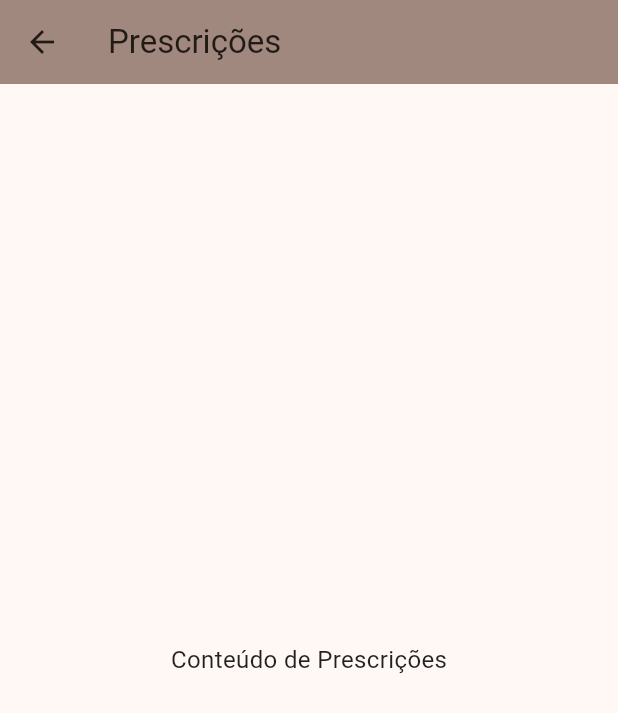
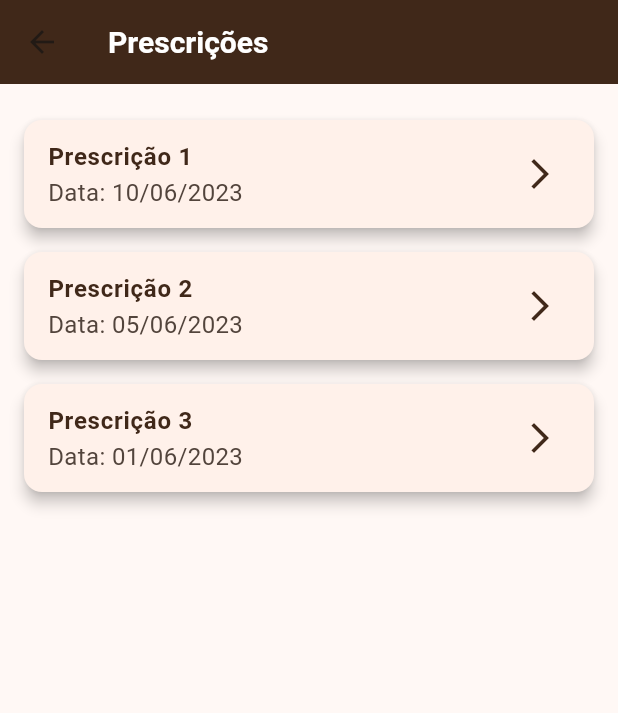
Before and after one commit to ViniAguiar1/nutrition-app, a Flutter app: the PrescricoesScreen screen opened by its route, on a phone screen of 412 x 824 dp. Shown: the top 713 px of the screen. Run offline on Flutter 3.47's test engine with Material 3 defaults, Android fonts, the phone set to English and light mode, and no system bars; network calls fail.

Commit message:
feat: Add prescription listing and detailed view
- Implemented the 'Prescrições' screen to display a list of prescriptions with titles, dates, and brief descriptions.
- Added navigation to a detailed view for each prescription.
- Created the 'PrescriptionDetailsScreen' to display structured prescription details, including items and instructions.
- Enhanced UI/UX with consistent use of primary (#402819) and secondary (#dfccb2) colors.

```diff
--- a/lib/screens/prescricoes.dart
+++ b/lib/screens/prescricoes.dart
@@ -1,14 +1,80 @@
 import 'package:flutter/material.dart';
+import 'prescription_details.dart'; // Import the PrescriptionDetails screen
 
 class PrescricoesScreen extends StatelessWidget {
+  final List<Map<String, String>> prescricoes = [
+    {
+      "title": "Prescrição 1",
+      "date": "10/06/2023",
+      "details": "Prescrição para suplementação de vitaminas.",
+    },
+    {
+      "title": "Prescrição 2",
+      "date": "05/06/2023",
+      "details": "Plano alimentar para ganho de massa muscular.",
+    },
+    {
+      "title": "Prescrição 3",
+      "date": "01/06/2023",
+      "details": "Plano alimentar para redução de gordura corporal.",
+    },
+  ];
+
   @override
   Widget build(BuildContext context) {
     return Scaffold(
       appBar: AppBar(
         title: Text("Prescrições"),
-        backgroundColor: Colors.brown.shade300,
+        backgroundColor: Color(0xFF402819), // Primary color
+        titleTextStyle: TextStyle(
+          color: Colors.white,
+          fontSize: 20,
+          fontWeight: FontWeight.bold,
+        ),
       ),
-      body: Center(child: Text("Conteúdo de Prescrições")),
+      body: Padding(
+        padding: const EdgeInsets.all(16.0),
+        child: ListView.builder(
+          itemCount: prescricoes.length,
+          itemBuilder: (context, index) {
+            final prescricao = prescricoes[index];
+            return Card(
+              shape: RoundedRectangleBorder(
+                borderRadius: BorderRadius.circular(12.0),
+              ),
+              elevation: 4,
+              margin: const EdgeInsets.symmetric(vertical: 8.0),
+              child: ListTile(
+                title: Text(
+                  prescricao["title"]!,
+                  style: TextStyle(
+                    fontWeight: FontWeight.bold,
+                    color: Color(0xFF402819), // Primary color
+                  ),
+                ),
+                subtitle: Text("Data: ${prescricao["date"]}"),
+                trailing: Icon(
+                  Icons.arrow_forward_ios,
+                  color: Color(0xFF402819),
+                ),
+                onTap: () {
+                  Navigator.push(
+                    context,
+                    MaterialPageRoute(
+                      builder:
+                          (context) => PrescriptionDetailsScreen(
+                            title: prescricao["title"]!,
+                            details: prescricao["details"]!,
+                            date: prescricao["date"]!,
+                          ),
+                    ),
+                  );
+                },
+              ),
+            );
+          },
+        ),
+      ),
     );
   }
 }
```
Also changed, not shown: lib/screens/prescription_details.dart (added, +93 -0 lines).
